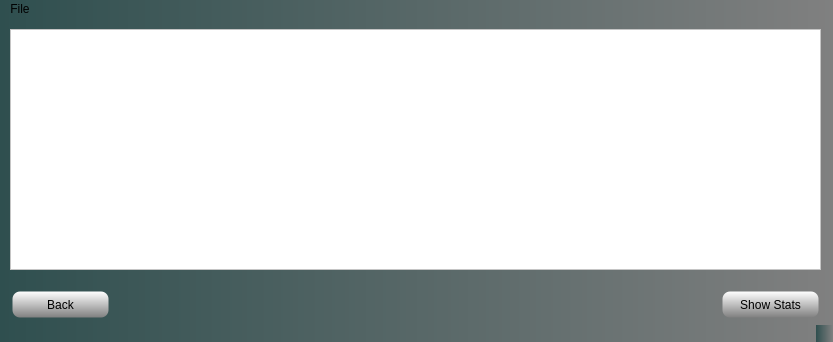
This is ui/results_window.ui in dimizisis/scopus_app as Qt 5 draws it before an edit. The edited form follows.
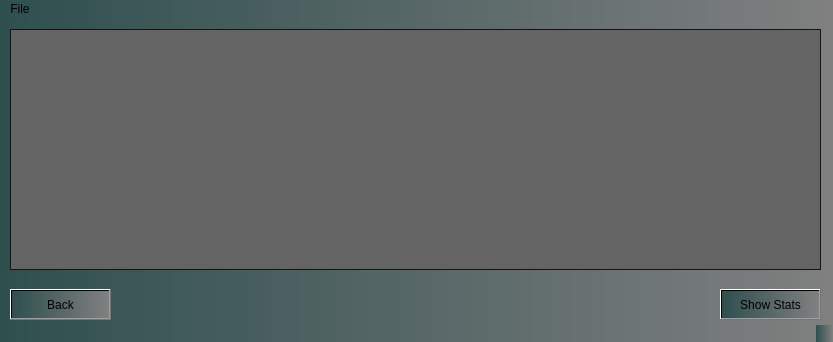
This is the edited form.

Commit message: Updated uis (not integrated)

Patch:
```diff
--- a/ui/results_window.ui
+++ b/ui/results_window.ui
@@ -27,10 +27,48 @@
      </rect>
     </property>
     <property name="styleSheet">
-     <string notr="true">background-color: qlineargradient(x1: 0, y1: 0, x2: 0, y2: 1, stop: 0 white, stop: 1 grey);
-border-style: solid;
-border-width: 5px;
-border-radius: 10px;</string>
+     <string notr="true">QPushButton
+{
+  background-color: qlineargradient(x1: 0, y1: 0, x2: 0, y2: 1,
+                                    stop: 0 darkslategray, stop: 1 rgb(80,80,80));
+  border: 1px solid rgb(20,20,20);
+  color: rgb(230,230,230);
+  padding: 4px 8px;
+}
+
+QPushButton:hover
+{
+  background-color: rgb(70,110,130);
+}
+
+QPushButton:pressed
+{
+  border-color: rgb(90,200,255);
+  padding: 1px -1px -1px 1px;
+}
+
+/**** QPushButton (checkable) ****/
+QPushButton:checked
+{
+  background-color: qlineargradient(x1: 0, y1: 0, x2: 0, y2: 1,
+                                    stop: 0 rgb(40,150,200), stop: 1 rgb(90,200,255));
+  color: rgb(20,20,20);
+}
+
+QPushButton:checked:hover
+{
+  background-color: rgb(70,110,130);
+}
+
+/**** QPushButton (disabled) ****/
+QPushButton:disabled
+{
+  background-color: qlineargradient(x1: 0, y1: 0, x2: 0, y2: 1,
+                                    stop: 0 rgb(160,160,160), stop: 1 rgb(120,120,120));
+  border-color: rgb(60,60,60);
+  color: rgb(40,40,40);
+}
+R</string>
     </property>
     <property name="text">
      <string>Back</string>
@@ -46,7 +84,60 @@
      </rect>
     </property>
     <property name="styleSheet">
-     <string notr="true">background-color: rgb(255, 255, 255);</string>
+     <string notr="true">/**** QTableView (enabled) ****/
+QTableView
+{
+  alternate-background-color: rgb(110,110,110);
+  background-color: rgb(100,100,100);
+  border: 1px solid rgb(20,20,20);
+  color: rgb(220,220,220);
+  selection-background-color: rgb(70,110,130);
+  selection-color: white;
+}
+
+QTableView QLineEdit
+{
+  padding: -1 0 0 0;
+}
+
+QTableView::item:hover,
+QTableView::item:selected:hover
+{
+  background-color: rgb(70,110,130);
+  color: white;
+}
+
+QTableView::item:selected
+{
+  background-color: rgb(90,200,255);
+  color: rgb(20,20,20);
+}
+
+QTableView QTableCornerButton::section
+{
+  background-color: rgb(60,60,60);
+  border: 1px inset rgb(60,60,60);
+}
+
+/**** QTableView (disabled) ****/
+QTableView:disabled
+{
+  alternate-background-color: rgb(130,130,130);
+  background-color: rgb(120,120,120);
+  border-color: rgb(60,60,60);
+  color: rgb(40,40,40);
+}
+
+QTableView::item:selected:disabled
+{
+  background-color: transparent;
+}
+
+QTableView QTableCornerButton::section:disabled
+{
+  background-color: rgb(80,80,80);
+  border: 1px inset rgb(80,80,80);
+}</string>
     </property>
    </widget>
    <widget class="QPushButton" name="statistics_btn">
@@ -59,10 +150,48 @@
      </rect>
     </property>
     <property name="styleSheet">
-     <string notr="true">background-color: qlineargradient(x1: 0, y1: 0, x2: 0, y2: 1, stop: 0 white, stop: 1 grey);
-border-style: solid;
-border-width: 5px;
-border-radius: 10px;</string>
+     <string notr="true">QPushButton
+{
+  background-color: qlineargradient(x1: 0, y1: 0, x2: 0, y2: 1,
+                                    stop: 0 darkslategray, stop: 1 rgb(80,80,80));
+  border: 1px solid rgb(20,20,20);
+  color: rgb(230,230,230);
+  padding: 4px 8px;
+}
+
+QPushButton:hover
+{
+  background-color: rgb(70,110,130);
+}
+
+QPushButton:pressed
+{
+  border-color: rgb(90,200,255);
+  padding: 1px -1px -1px 1px;
+}
+
+/**** QPushButton (checkable) ****/
+QPushButton:checked
+{
+  background-color: qlineargradient(x1: 0, y1: 0, x2: 0, y2: 1,
+                                    stop: 0 rgb(40,150,200), stop: 1 rgb(90,200,255));
+  color: rgb(20,20,20);
+}
+
+QPushButton:checked:hover
+{
+  background-color: rgb(70,110,130);
+}
+
+/**** QPushButton (disabled) ****/
+QPushButton:disabled
+{
+  background-color: qlineargradient(x1: 0, y1: 0, x2: 0, y2: 1,
+                                    stop: 0 rgb(160,160,160), stop: 1 rgb(120,120,120));
+  border-color: rgb(60,60,60);
+  color: rgb(40,40,40);
+}
+R</string>
     </property>
     <property name="text">
      <string>Show Stats</string>
```
The commit also changes 4 other files.
